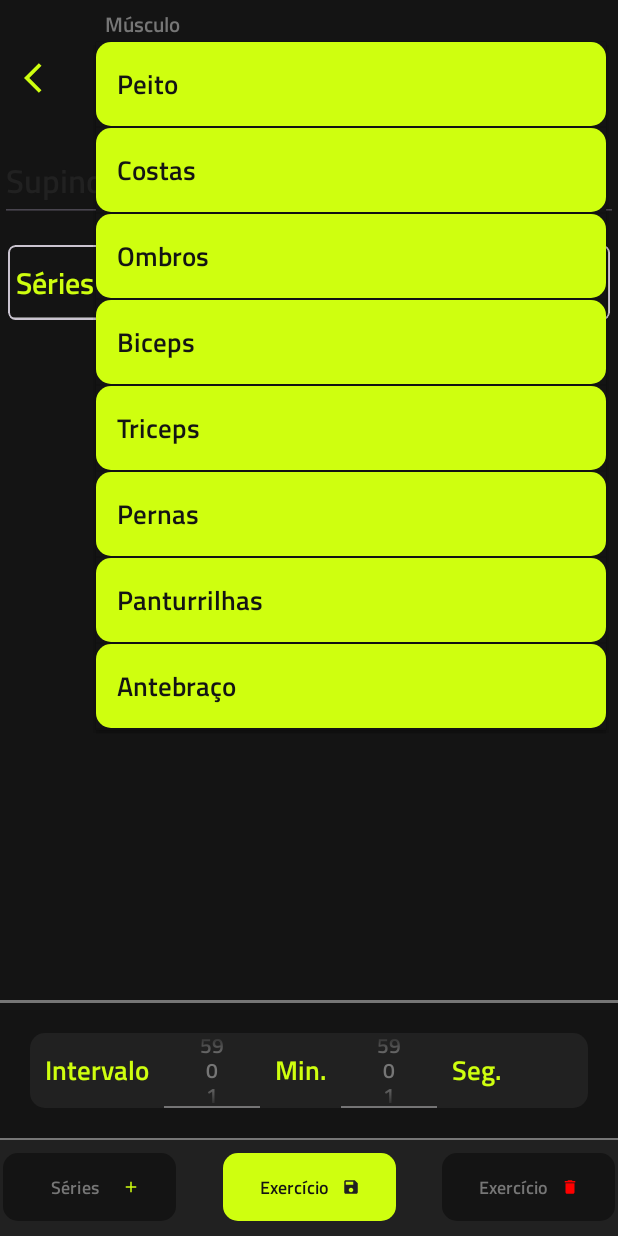
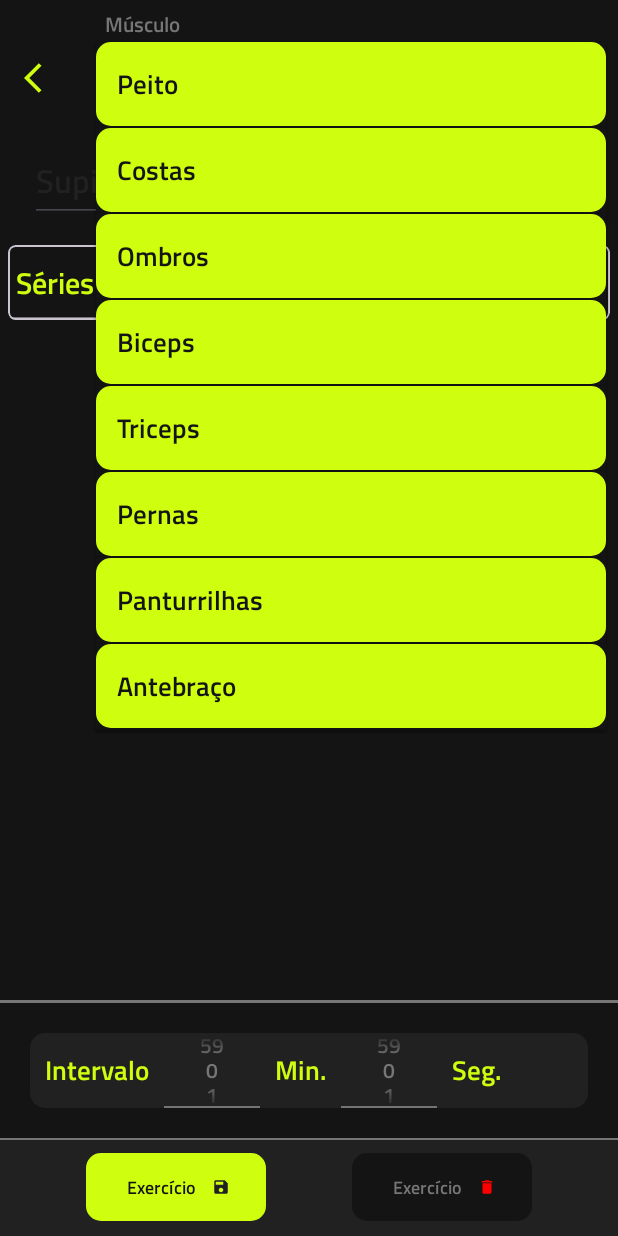
Before and after one commit to henriquelirap/strongnote, an Android app: the fragment ExerciseAndSetFragment placed in its activity, after a tap on "Peito", on a phone screen of 412 x 824 dp. Run offline under Robolectric (Android 15) with nearby library versions, the phone set to English and light mode, and no system bars; our stand-ins replace Firebase (no records; nobody signed in at launch, a user with empty details on screens opened directly); 11 statements that could not run were skipped; 2 other taps on this screen came first.

Commit message:
Versao final com adicao de interface

```diff
--- a/app/src/main/java/br/com/utfpr/edu/strongnote/ui/ExerciseAndSetFragment.kt
+++ b/app/src/main/java/br/com/utfpr/edu/strongnote/ui/ExerciseAndSetFragment.kt
@@ -100,7 +100,7 @@ class ExerciseAndSetFragment : Fragment() {
     }
 
     private fun initListeners() {
-        binding.btnSaveSet.setOnClickListener {
+        binding.btnSaveExercise.setOnClickListener {
             validateData()
         }
 
@@ -204,7 +204,7 @@ class ExerciseAndSetFragment : Fragment() {
     }
 
     private fun addSet() {
-        binding.btnAddSet.setOnClickListener {
+        binding.fabNewSet.setOnClickListener {
             val newPosition = setList.size
             setList.add(SetModel())
             setAdapter.submitList(setList)
--- a/app/src/main/res/layout/fragment_exercise_and_set.xml
+++ b/app/src/main/res/layout/fragment_exercise_and_set.xml
@@ -53,13 +53,27 @@
         android:id="@+id/editExerciseName"
         android:layout_width="0dp"
         android:layout_height="wrap_content"
+        android:layout_marginLeft="20dp"
+        android:layout_marginRight="10dp"
+        android:textColor="@color/main_gray"
         android:hint="@string/bench_press"
-        android:textColor="@color/main_gray"
         android:textColorHint="@color/main_gray_dark"
         android:textSize="22sp"
-        app:layout_constraintEnd_toEndOf="parent"
+        app:layout_constraintEnd_toStartOf="@+id/fabNewSet"
         app:layout_constraintStart_toStartOf="parent"
         app:layout_constraintTop_toBottomOf="@+id/linearLayout2" />
+
+    <com.google.android.material.floatingactionbutton.FloatingActionButton
+        android:id="@+id/fabNewSet"
+        android:layout_width="wrap_content"
+        android:layout_height="wrap_content"
+        android:layout_marginRight="10dp"
+        android:clickable="true"
+        android:src="@drawable/ic_add"
+        app:backgroundTint="@color/main_gray_dark"
+        app:layout_constraintBottom_toTopOf="@+id/rvEditSets"
+        app:layout_constraintEnd_toEndOf="parent"
+        app:tint="@color/main_green" />
 
     <ImageButton
         android:id="@+id/buttonSpinnerIcon"
@@ -150,30 +164,11 @@
         android:layout_height="wrap_content"
         android:background="@drawable/toolbar_bottom_border_custom"
         android:paddingVertical="10dp"
-        app:layout_constraintBottom_toBottomOf="parent"
-        app:layout_constraintEnd_toEndOf="parent"
-        app:layout_constraintStart_toStartOf="parent">
+        app:layout_constraintBottom_toBottomOf="parent">
 
         <com.google.android.material.button.MaterialButton
-            android:id="@+id/btnAddSet"
-            android:layout_width="115dp"
-            android:layout_height="45dp"
-            android:layout_marginStart="2dp"
-            android:background="@drawable/bg_btn_green"
-            android:drawableEnd="@drawable/ic_add_mini"
-            android:text="@string/sets"
-            android:textColor="@color/main_gray"
-            android:textSize="12sp"
-            app:backgroundTint="@color/main_black"
-            app:layout_constraintBottom_toBottomOf="parent"
-            app:layout_constraintHorizontal_chainStyle="spread"
-            app:layout_constraintStart_toStartOf="parent"
-            app:layout_constraintTop_toTopOf="parent"
-            app:layout_constraintVertical_bias="0.5"/>
-
-        <com.google.android.material.button.MaterialButton
-            android:id="@+id/btnSaveSet"
-            android:layout_width="115dp"
+            android:id="@+id/btnSaveExercise"
+            android:layout_width="120dp"
             android:layout_height="45dp"
             android:background="@drawable/bg_btn_green"
             android:drawableEnd="@drawable/ic_save_mini_black"
@@ -184,15 +179,15 @@
             app:layout_constraintBottom_toBottomOf="parent"
             app:layout_constraintEnd_toStartOf="@+id/btnDeleteExercise"
             app:layout_constraintHorizontal_bias="0.5"
-            app:layout_constraintStart_toEndOf="@+id/btnAddSet"
+            app:layout_constraintHorizontal_chainStyle="spread"
+            app:layout_constraintStart_toStartOf="parent"
             app:layout_constraintTop_toTopOf="parent"
-            app:layout_constraintVertical_bias="0.5"/>
+            app:layout_constraintVertical_bias="0.5" />
 
         <com.google.android.material.button.MaterialButton
             android:id="@+id/btnDeleteExercise"
-            android:layout_width="115dp"
+            android:layout_width="120dp"
             android:layout_height="45dp"
-            android:layout_marginEnd="2dp"
             android:background="@drawable/bg_btn_green"
             android:drawableEnd="@drawable/ic_delete_mini"
             android:text="@string/exercise"
@@ -201,9 +196,10 @@
             app:backgroundTint="@color/main_black"
             app:layout_constraintBottom_toBottomOf="parent"
             app:layout_constraintEnd_toEndOf="parent"
+            app:layout_constraintHorizontal_bias="0.5"
+            app:layout_constraintStart_toEndOf="@+id/btnSaveExercise"
             app:layout_constraintTop_toTopOf="parent"
-            app:layout_constraintVertical_bias="0.5"
-            tools:visibility="visible" />
+            app:layout_constraintVertical_bias="0.5" />
 
     </androidx.constraintlayout.widget.ConstraintLayout>
 
--- a/app/src/main/res/layout/fragment_main.xml
+++ b/app/src/main/res/layout/fragment_main.xml
@@ -190,11 +190,11 @@
 
             <com.google.android.material.button.MaterialButton
                 android:id="@+id/btnNewRoutine"
-                android:layout_width="115dp"
+                android:layout_width="105dp"
                 android:layout_height="45dp"
                 android:background="@drawable/bg_btn_green"
                 android:drawableEnd="@drawable/ic_add_mini"
-                android:layout_marginStart="2dp"
+                android:layout_marginStart="10dp"
                 android:text="@string/routine"
                 android:textColor="@color/main_gray"
                 android:textSize="12sp"
@@ -209,7 +209,7 @@
 
             <com.google.android.material.button.MaterialButton
                 android:id="@+id/btnNewExercise"
-                android:layout_width="115dp"
+                android:layout_width="120dp"
                 android:layout_height="45dp"
                 android:background="@drawable/bg_btn_green"
                 android:drawableEnd="@drawable/ic_add_mini_black"
@@ -228,9 +228,9 @@
 
             <com.google.android.material.button.MaterialButton
                 android:id="@+id/btnDeleteRoutine"
-                android:layout_width="115dp"
+                android:layout_width="105dp"
                 android:layout_height="45dp"
-                android:layout_marginEnd="2dp"
+                android:layout_marginEnd="10dp"
                 android:background="@drawable/bg_btn_green"
                 android:drawableEnd="@drawable/ic_delete_mini"
                 android:text="@string/routine"
```
